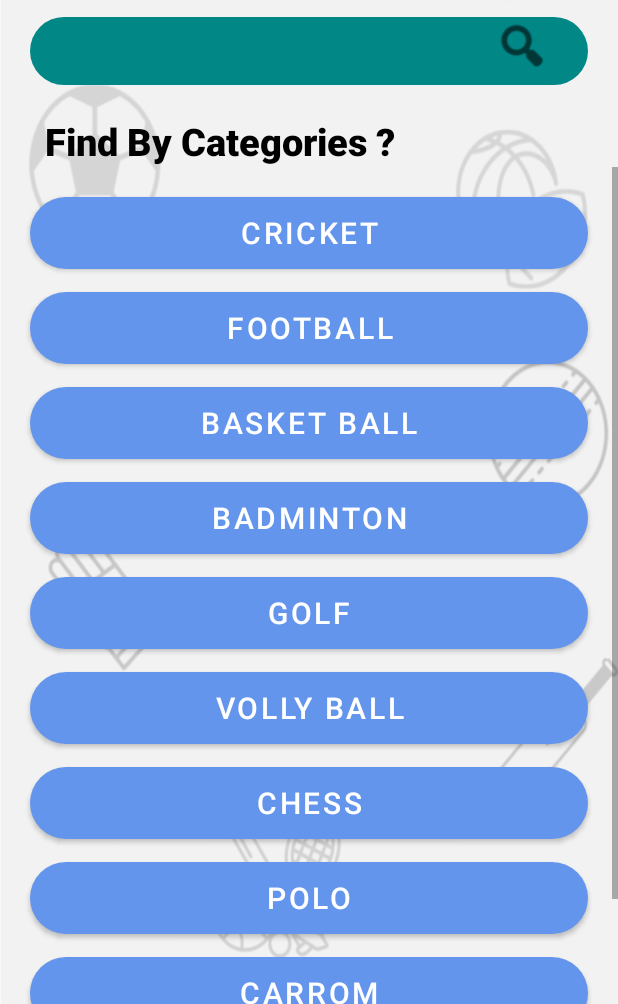
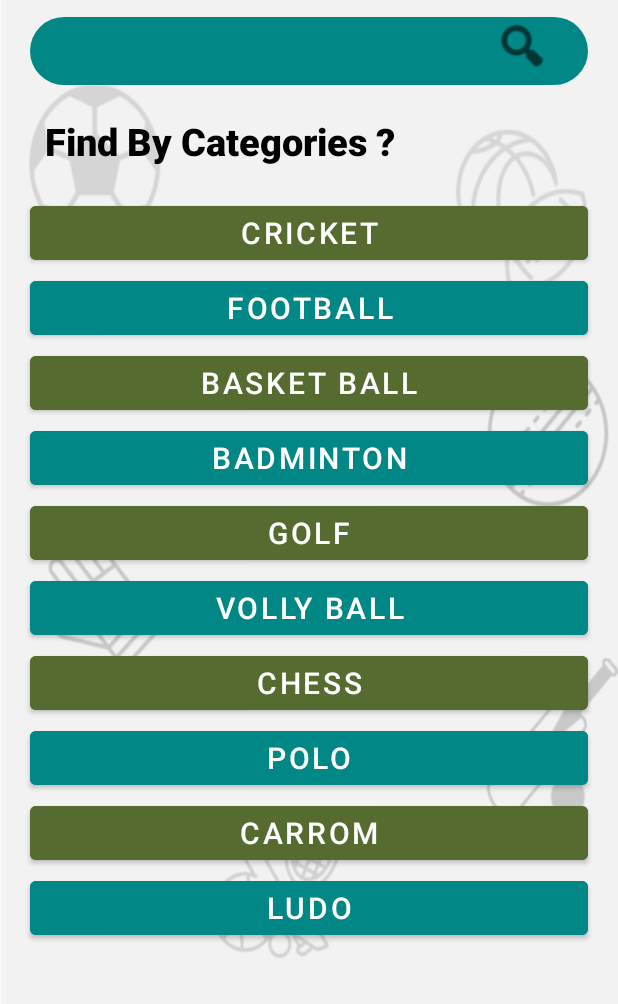
Before and after one commit to Tamanna-Afrose/Android_group5, an Android app: the SoprtsActivity screen opened directly, with no data from a screen before it, on a phone screen of 412 x 824 dp, the part 232-1236 px from its top. Run offline under Robolectric (Android 15) with nearby library versions, the phone set to English and light mode, and no system bars.

Commit message:
animation fade_in added in image touch and button change

```diff
--- a/app/src/main/res/layout/activity_soprts.xml
+++ b/app/src/main/res/layout/activity_soprts.xml
@@ -95,8 +95,7 @@
                     android:layout_marginLeft="20dp"
                     android:layout_marginTop="20dp"
                     android:layout_marginRight="20dp"
-                    android:background="@drawable/round_button"
-                    android:backgroundTint="@color/teal_700"
+                    android:backgroundTint="@color/DarkOliveGreen"
                     android:text="Cricket"
                     android:textSize="20sp" />
 
@@ -105,9 +104,8 @@
                     android:layout_width="match_parent"
                     android:layout_height="wrap_content"
                     android:layout_marginLeft="20dp"
-                    android:layout_marginTop="15dp"
+                    android:layout_marginTop="2dp"
                     android:layout_marginRight="20dp"
-                    android:background="@drawable/round_button"
                     android:backgroundTint="@color/teal_700"
                     android:text="@string/football"
                     android:textSize="20sp" />
@@ -117,10 +115,9 @@
                     android:layout_width="match_parent"
                     android:layout_height="wrap_content"
                     android:layout_marginLeft="20dp"
-                    android:layout_marginTop="15dp"
+                    android:layout_marginTop="2dp"
                     android:layout_marginRight="20dp"
-                    android:background="@drawable/round_button"
-                    android:backgroundTint="@color/teal_700"
+                    android:backgroundTint="@color/DarkOliveGreen"
                     android:text="@string/basketBall"
                     android:textSize="20sp" />
 
@@ -129,9 +126,8 @@
                     android:layout_width="match_parent"
                     android:layout_height="wrap_content"
                     android:layout_marginLeft="20dp"
-                    android:layout_marginTop="15dp"
+                    android:layout_marginTop="2dp"
                     android:layout_marginRight="20dp"
-                    android:background="@drawable/round_button"
                     android:backgroundTint="@color/teal_700"
                     android:text="@string/badminton"
                     android:textSize="20sp" />
@@ -141,10 +137,9 @@
                     android:layout_width="match_parent"
                     android:layout_height="wrap_content"
                     android:layout_marginLeft="20dp"
-                    android:layout_marginTop="15dp"
+                    android:layout_marginTop="2dp"
                     android:layout_marginRight="20dp"
-                    android:background="@drawable/round_button"
-                    android:backgroundTint="@color/teal_700"
+                    android:backgroundTint="@color/DarkOliveGreen"
                     android:text="@string/golf"
                     android:textSize="20sp" />
 
@@ -153,9 +148,8 @@
                     android:layout_width="match_parent"
                     android:layout_height="wrap_content"
                     android:layout_marginLeft="20dp"
-                    android:layout_marginTop="15dp"
+                    android:layout_marginTop="2dp"
                     android:layout_marginRight="20dp"
-                    android:background="@drawable/round_button"
                     android:backgroundTint="@color/teal_700"
                     android:text="@string/vollyBall"
                     android:textSize="20sp" />
@@ -165,10 +159,9 @@
                     android:layout_width="match_parent"
                     android:layout_height="wrap_content"
                     android:layout_marginLeft="20dp"
-                    android:layout_marginTop="15dp"
+                    android:layout_marginTop="2dp"
                     android:layout_marginRight="20dp"
-                    android:background="@drawable/round_button"
-                    android:backgroundTint="@color/teal_700"
+                    android:backgroundTint="@color/DarkOliveGreen"
                     android:text="@string/chess"
                     android:textSize="20sp" />
 
@@ -177,9 +170,8 @@
                     android:layout_width="match_parent"
                     android:layout_height="wrap_content"
                     android:layout_marginLeft="20dp"
-                    android:layout_marginTop="15dp"
+                    android:layout_marginTop="2dp"
                     android:layout_marginRight="20dp"
-                    android:background="@drawable/round_button"
                     android:backgroundTint="@color/teal_700"
                     android:text="@string/polo"
                     android:textSize="20sp" />
@@ -189,10 +181,9 @@
                     android:layout_width="match_parent"
                     android:layout_height="wrap_content"
                     android:layout_marginLeft="20dp"
-                    android:layout_marginTop="15dp"
+                    android:layout_marginTop="2dp"
                     android:layout_marginRight="20dp"
-                    android:background="@drawable/round_button"
-                    android:backgroundTint="@color/teal_700"
+                    android:backgroundTint="@color/DarkOliveGreen"
                     android:text="@string/carrom"
                     android:textSize="20sp" />
 
@@ -201,9 +192,8 @@
                     android:layout_width="match_parent"
                     android:layout_height="wrap_content"
                     android:layout_marginLeft="20dp"
-                    android:layout_marginTop="15dp"
+                    android:layout_marginTop="2dp"
                     android:layout_marginRight="20dp"
-                    android:background="@drawable/round_button"
                     android:backgroundTint="@color/teal_700"
                     android:text="@string/ludo"
                     android:textSize="20sp" />
```
Also changed, not shown: app/src/main/java/com/example/sports_mart/CricketActivity.kt (+15 -0 lines), app/src/main/java/com/example/sports_mart/FootballActivity.kt (+13 -0 lines), app/src/main/res/anim/fade_in.xml (added, +9 -0 lines).
